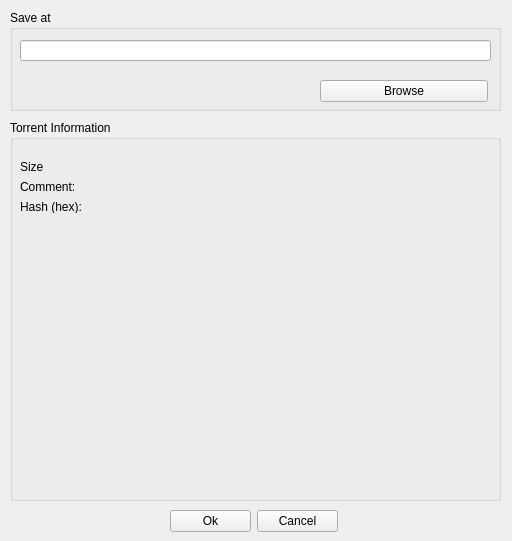
Old version of the form BittorrentGUI/addTorrent.ui in the repository ambarishsatheesh/Bittorrent-Client.
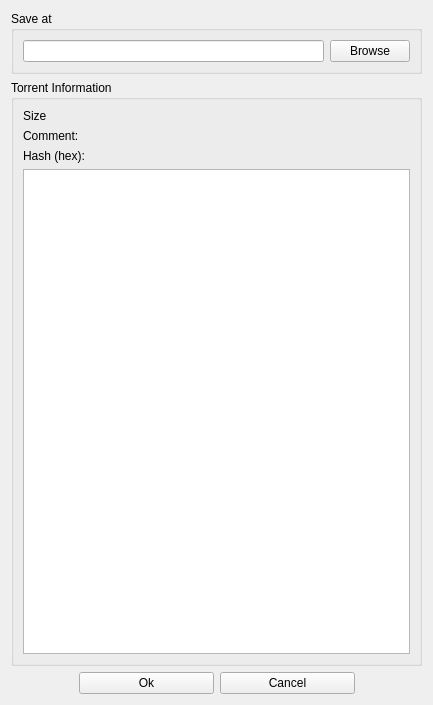
New version of the form.

Commit message:
-add treeView directly to ui form and fix layout issues so dialog can scale properly
-change torrent object argument from const reference to pointer

Patch:
```diff
--- a/BittorrentGUI/addTorrent.ui
+++ b/BittorrentGUI/addTorrent.ui
@@ -6,47 +6,55 @@
    <rect>
     <x>0</x>
     <y>0</y>
-    <width>512</width>
-    <height>541</height>
+    <width>433</width>
+    <height>705</height>
    </rect>
   </property>
   <property name="windowTitle">
    <string>Form</string>
   </property>
+  <layout class="QVBoxLayout" name="verticalLayout_4">
+   <item>
+    <widget class="QGroupBox" name="groupBox">
+     <property name="title">
+      <string>Save at</string>
+     </property>
+     <layout class="QHBoxLayout" name="horizontalLayout_4">
+      <item>
+       <layout class="QHBoxLayout" name="horizontalLayout_2">
+        <item>
+         <widget class="QLineEdit" name="pathField"/>
+        </item>
+        <item>
+         <widget class="QPushButton" name="browse">
+          <property name="text">
+           <string>Browse</string>
+          </property>
+         </widget>
+        </item>
+       </layout>
+      </item>
+     </layout>
+    </widget>
+   </item>
+   <item>
   <widget class="QGroupBox" name="groupBox_2">
-   <property name="geometry">
-    <rect>
-     <x>10</x>
-     <y>120</y>
-     <width>491</width>
-     <height>381</height>
-    </rect>
-   </property>
    <property name="title">
     <string>Torrent Information</string>
    </property>
-   <widget class="QWidget" name="contentTree" native="true">
-    <property name="geometry">
-     <rect>
-      <x>20</x>
-      <y>120</y>
-      <width>451</width>
-      <height>251</height>
-     </rect>
-    </property>
-   </widget>
-   <widget class="QWidget" name="layoutWidget">
-    <property name="geometry">
-     <rect>
-      <x>10</x>
-      <y>40</y>
-      <width>61</width>
-      <height>53</height>
-     </rect>
-    </property>
+     <layout class="QVBoxLayout" name="verticalLayout_5">
+      <item>
+       <layout class="QHBoxLayout" name="horizontalLayout_3" stretch="2,0,6">
+        <item>
     <layout class="QVBoxLayout" name="verticalLayout_2">
      <item>
       <widget class="QLabel" name="sizeLabel">
+            <property name="maximumSize">
+             <size>
+              <width>80</width>
+              <height>16777215</height>
+             </size>
+            </property>
        <property name="text">
         <string>Size</string>
        </property>
@@ -54,6 +62,12 @@
      </item>
      <item>
       <widget class="QLabel" name="commentLabel">
+            <property name="maximumSize">
+             <size>
+              <width>80</width>
+              <height>16777215</height>
+             </size>
+            </property>
        <property name="text">
         <string>Comment:</string>
        </property>
@@ -61,22 +75,33 @@
      </item>
      <item>
       <widget class="QLabel" name="hashLabel">
+            <property name="maximumSize">
+             <size>
+              <width>80</width>
+              <height>16777215</height>
+             </size>
+            </property>
        <property name="text">
         <string>Hash (hex):</string>
        </property>
       </widget>
      </item>
     </layout>
-   </widget>
-   <widget class="QWidget" name="layoutWidget_2">
-    <property name="geometry">
-     <rect>
-      <x>80</x>
-      <y>40</y>
-      <width>51</width>
-      <height>53</height>
-     </rect>
-    </property>
+        </item>
+        <item>
+         <spacer name="horizontalSpacer">
+          <property name="orientation">
+           <enum>Qt::Horizontal</enum>
+          </property>
+          <property name="sizeHint" stdset="0">
+           <size>
+            <width>40</width>
+            <height>20</height>
+           </size>
+          </property>
+         </spacer>
+        </item>
+        <item>
     <layout class="QVBoxLayout" name="verticalLayout_3">
      <item>
       <widget class="QLabel" name="commentVal">
@@ -87,6 +112,12 @@
      </item>
      <item>
       <widget class="QLabel" name="sizeVal">
+            <property name="sizePolicy">
+             <sizepolicy hsizetype="Preferred" vsizetype="Preferred">
+              <horstretch>0</horstretch>
+              <verstretch>0</verstretch>
+             </sizepolicy>
+            </property>
        <property name="text">
         <string/>
        </property>
@@ -100,60 +131,30 @@
       </widget>
      </item>
     </layout>
-   </widget>
-  </widget>
-  <widget class="QGroupBox" name="groupBox">
-   <property name="geometry">
-    <rect>
-     <x>10</x>
-     <y>10</y>
-     <width>491</width>
-     <height>101</height>
-    </rect>
-   </property>
-   <property name="title">
-    <string>Save at</string>
-   </property>
-   <widget class="QWidget" name="layoutWidget_3">
-    <property name="geometry">
-     <rect>
-      <x>310</x>
-      <y>70</y>
-      <width>168</width>
-      <height>23</height>
-     </rect>
-    </property>
-    <layout class="QHBoxLayout" name="horizontalLayout_2">
+        </item>
+       </layout>
+      </item>
      <item>
-      <widget class="QPushButton" name="browse">
-       <property name="text">
-        <string>Browse</string>
-       </property>
-      </widget>
+       <widget class="QTreeView" name="contentTreeView"/>
      </item>
     </layout>
    </widget>
-   <widget class="QLineEdit" name="pathField">
-    <property name="geometry">
-     <rect>
-      <x>10</x>
-      <y>30</y>
-      <width>471</width>
-      <height>21</height>
-     </rect>
-    </property>
-   </widget>
-  </widget>
-  <widget class="QWidget" name="layoutWidget_4">
-   <property name="geometry">
-    <rect>
-     <x>170</x>
-     <y>510</y>
-     <width>168</width>
-     <height>23</height>
-    </rect>
-   </property>
-   <layout class="QHBoxLayout" name="horizontalLayout">
+   </item>
+   <item>
+    <layout class="QHBoxLayout" name="horizontalLayout" stretch="1,2,2,1">
+     <item>
+      <spacer name="horizontalSpacer_3">
+       <property name="orientation">
+        <enum>Qt::Horizontal</enum>
+       </property>
+       <property name="sizeHint" stdset="0">
+        <size>
+         <width>40</width>
+         <height>20</height>
+        </size>
+       </property>
+      </spacer>
+     </item>
     <item>
      <widget class="QPushButton" name="buttonCreate">
       <property name="text">
@@ -168,8 +169,22 @@
       </property>
      </widget>
     </item>
-   </layout>
-  </widget>
+     <item>
+      <spacer name="horizontalSpacer_2">
+       <property name="orientation">
+        <enum>Qt::Horizontal</enum>
+       </property>
+       <property name="sizeHint" stdset="0">
+        <size>
+         <width>40</width>
+         <height>20</height>
+        </size>
+       </property>
+      </spacer>
+     </item>
+    </layout>
+   </item>
+  </layout>
  </widget>
  <resources/>
  <connections/>
```
Lines whose indentation alone changed are shown as unchanged.
